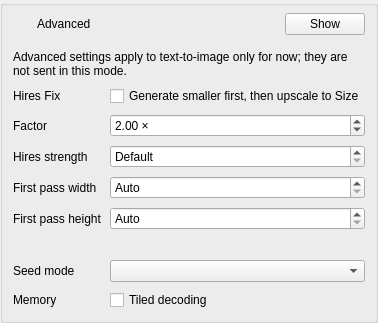
djebaz/dtflow, file src/dtflow/ui/forms/advanced_panel.ui: the form before one commit.
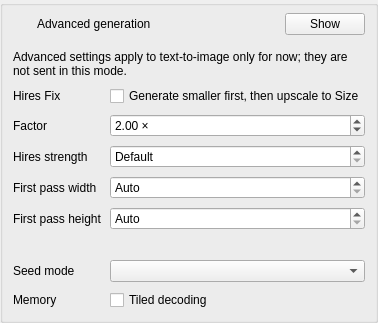
The form after the commit.

Commit message: Carry advanced generation settings into Inpaint, pose and video requests (#621)

Patch:
```diff
--- a/src/dtflow/ui/forms/advanced_panel.ui
+++ b/src/dtflow/ui/forms/advanced_panel.ui
@@ -31,7 +31,7 @@
       </item>
       <item>
        <widget class="QLabel" name="advancedPanelHeading">
-        <property name="text"><string>Advanced</string></property>
+        <property name="text"><string>Advanced generation</string></property>
         <property name="textRole" stdset="0"><string>panelHeading</string></property>
        </widget>
       </item>
```
The commit also changes 5 other files.
